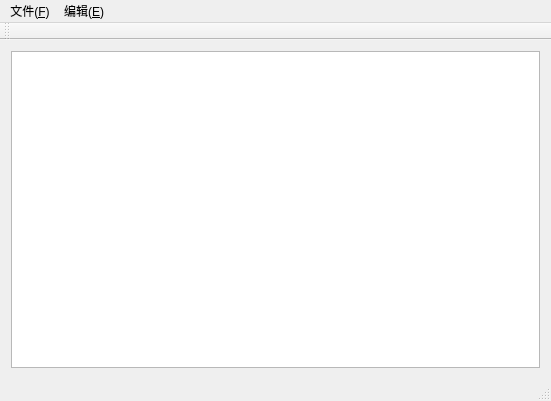
The window that mynotepad/mainwindow.ui (zugelii/QTProject) describes before a commit, drawn with Qt 5.
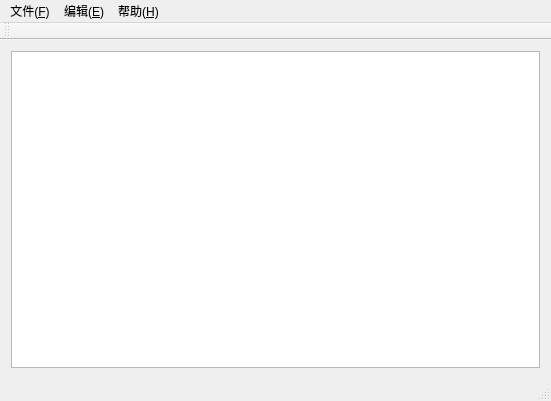
The same window after the commit. Icons and pictures are not drawn.

The edit to the form file:
```diff
--- a/mynotepad/mainwindow.ui
+++ b/mynotepad/mainwindow.ui
@@ -57,8 +57,17 @@
     <addaction name="fontAction"/>
     <addaction name="colorAction"/>
    </widget>
+   <widget class="QMenu" name="menu_H">
+    <property name="title">
+     <string>帮助(&amp;H)</string>
+    </property>
+    <addaction name="aboutQTAction"/>
+    <addaction name="webAction"/>
+    <addaction name="aboutSoftwareAction"/>
+   </widget>
    <addaction name="menu_F"/>
    <addaction name="menu_E"/>
+   <addaction name="menu_H"/>
   </widget>
   <widget class="QToolBar" name="mainToolBar">
    <attribute name="toolBarArea">
```
Left out of the diff: 22 changed lines with no effect on the pictures.
